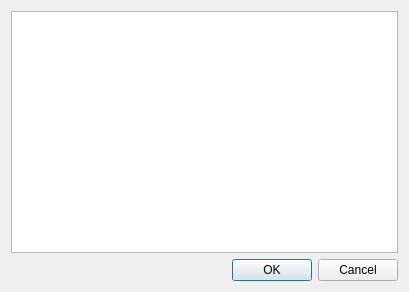
Newterm/szarp, file pyipk/qtipk/ui/base_diag.ui: the form before one commit.
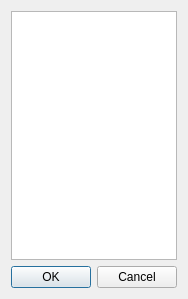
The form after the commit.

The edit to the form file:
```diff
--- a/pyipk/qtipk/ui/base_diag.ui
+++ b/pyipk/qtipk/ui/base_diag.ui
@@ -6,8 +6,8 @@
    <rect>
     <x>0</x>
     <y>0</y>
-    <width>409</width>
-    <height>292</height>
+    <width>184</width>
+    <height>299</height>
    </rect>
   </property>
   <property name="windowTitle">
```
